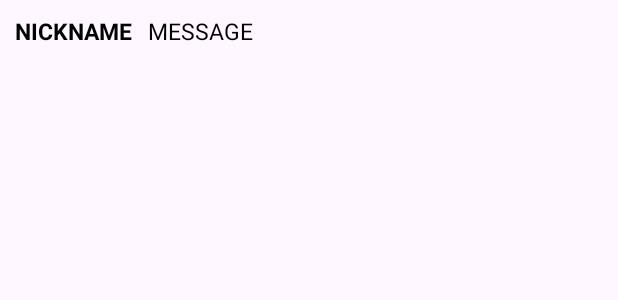
After one commit to miin9999/used_goods, an Android app: the layout item_chat.xml on its own in the app's theme, with its tools: preview values and no code run, on a phone screen of 412 x 824 dp. The commit adds this screen. Shown: the top 300 px of the screen. Run offline under Robolectric (Android 15) with nearby library versions, the phone set to English and light mode, and no system bars.

Commit message:
ChatItem error version, unresolved reference:ChatItem

```diff
--- a/app/src/main/java/exercise/used_goods_transaction/DBkeys.kt
+++ b/app/src/main/java/exercise/used_goods_transaction/DBkeys.kt
@@ -4,8 +4,9 @@ class DBkeys {
     companion object{
         const val DB_ARTICLES : String = "Articles"
         const val DB_USERS : String = "Users"
-        const val DB_CHAT : String = "Chats"
+        const val DB_CHATS : String = "Chats"
         const val CHILD_CHAT : String = "chat"
+
 
 
 
--- a/app/src/main/java/exercise/used_goods_transaction/chatDetail/chatItem.kt
+++ b/app/src/main/java/exercise/used_goods_transaction/chatDetail/ChatItem.kt
@@ -1,6 +1,6 @@
 package exercise.used_goods_transaction.chatDetail
 
-data class chatItem (
+data class ChatItem (
     val senderId: String,
     val message: String,
         ){
--- a/app/src/main/java/exercise/used_goods_transaction/home/HomeFragment.kt
+++ b/app/src/main/java/exercise/used_goods_transaction/home/HomeFragment.kt
@@ -19,7 +19,6 @@ import com.google.firebase.ktx.Firebase
 import exercise.used_goods_transaction.DBkeys
 import exercise.used_goods_transaction.DBkeys.Companion.CHILD_CHAT
 import exercise.used_goods_transaction.DBkeys.Companion.DB_ARTICLES
-import exercise.used_goods_transaction.DBkeys.Companion.DB_CHAT
 import exercise.used_goods_transaction.DBkeys.Companion.DB_USERS
 import exercise.used_goods_transaction.R
 import exercise.used_goods_transaction.chatList.ChatListItem
--- /dev/null
+++ b/app/src/main/res/layout/item_chat.xml
@@ -0,0 +1,36 @@
+<?xml version="1.0" encoding="utf-8"?>
+<androidx.constraintlayout.widget.ConstraintLayout
+    xmlns:android="http://schemas.android.com/apk/res/android"
+    android:layout_width="match_parent"
+    xmlns:app="http://schemas.android.com/apk/res-auto"
+    xmlns:tools="http://schemas.android.com/tools"
+    android:orientation="horizontal"
+    android:padding="10dp"
+    android:layout_height="wrap_content">
+
+    <TextView
+        android:id="@+id/senderTextView"
+        app:layout_constraintStart_toStartOf="parent"
+        app:layout_constraintTop_toTopOf="parent"
+        app:layout_constraintBottom_toBottomOf="parent"
+        tools:text="NICKNAME"
+        android:textColor="@color/black"
+        android:textSize="15sp"
+        android:textStyle="bold"
+        android:layout_width="wrap_content"
+        android:layout_height="wrap_content"/>
+
+    <TextView
+        android:id="@+id/messageTextView"
+        android:textSize="15sp"
+        android:layout_marginStart="10dp"
+        android:textColor="@color/black"
+        app:layout_constraintStart_toEndOf="@id/senderTextView"
+        app:layout_constraintTop_toTopOf="parent"
+        app:layout_constraintBottom_toBottomOf="parent"
+        app:layout_constraintEnd_toEndOf="parent"
+        tools:text="MESSAGE"
+        android:layout_width="0dp"
+        android:layout_height="wrap_content"/>
+
+</androidx.constraintlayout.widget.ConstraintLayout>
```
Also changed, not shown: app/src/main/java/exercise/used_goods_transaction/chatDetail/ChatItemAdapter.kt (added, +42 -0 lines), app/src/main/java/exercise/used_goods_transaction/chatDetail/ChatRoomActivity.kt (+56 -1 lines), app/src/main/res/layout/activity_chatroom.xml (+30 -2 lines).
